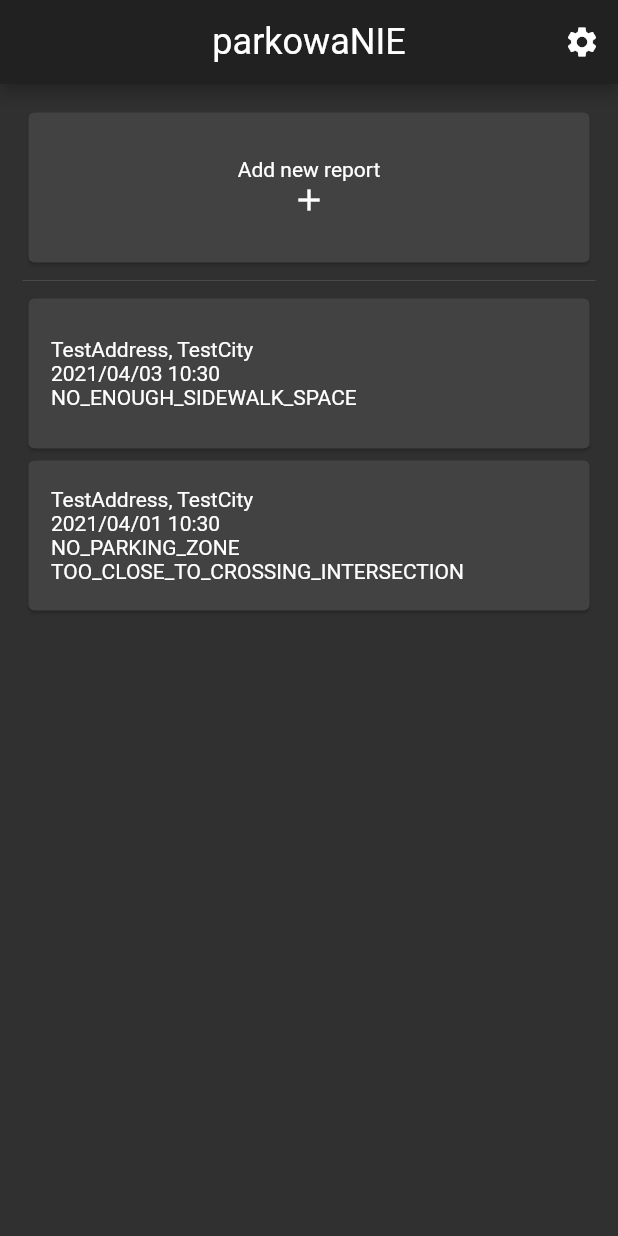
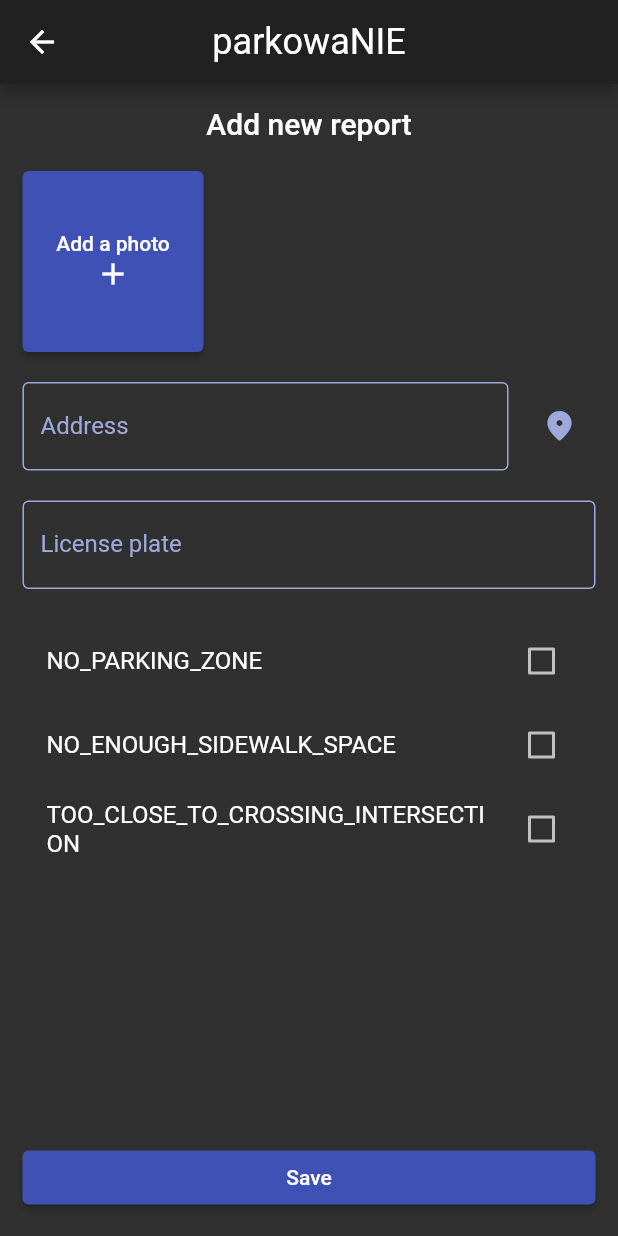
Before and after one commit to Bartor/parkowa-nie, a Flutter app: the screen it shows after launch, after a tap on "Add new report", on a phone screen of 412 x 824 dp. Run offline on Flutter 3.47's test engine with Material 2 defaults, Android fonts, the phone set to English and light mode, and no system bars; our stand-ins replace geocoding, geolocator, image_picker, sembast.

Commit message:
feat: more report creation flow

```diff
--- a/lib/main.dart
+++ b/lib/main.dart
@@ -23,8 +23,16 @@ class App extends StatelessWidget {
       title: 'parkowaNIE',
       theme:
           ThemeData(primarySwatch: Colors.indigo, brightness: Brightness.light),
-      darkTheme: ThemeData(
-        brightness: Brightness.dark,
+      darkTheme:
+          ThemeData(brightness: Brightness.dark, primarySwatch: Colors.indigo)
+              .copyWith(
+        inputDecorationTheme: InputDecorationTheme(
+            enabledBorder: OutlineInputBorder(
+                borderSide: BorderSide(color: Colors.indigo.shade200)),
+            labelStyle: TextStyle(color: Colors.indigo.shade200),
+            focusedBorder: OutlineInputBorder(
+                borderSide:
+                    BorderSide(color: Colors.indigo.shade200, width: 2))),
       ),
       themeMode: ThemeMode.dark,
       home: HomePage(),
--- /dev/null
+++ b/lib/modules/core/common/empty-validator.dart
@@ -0,0 +1,6 @@
+String emptyValidator(String value) {
+  if (value.trim().isEmpty) {
+    return "Cannot be empty";
+  }
+  return null;
+}
--- a/lib/modules/core/model/Offence.dart
+++ b/lib/modules/core/model/Offence.dart
@@ -4,3 +4,9 @@ class OffenceType {
   static const TOO_CLOSE_TO_CROSSING_INTERSECTION =
       'TOO_CLOSE_TO_CROSSING_INTERSECTION';
 }
+
+const OFFENCES = [
+  OffenceType.NO_PARKING_ZONE,
+  OffenceType.NO_ENOUGH_SIDEWALK_SPACE,
+  OffenceType.TOO_CLOSE_TO_CROSSING_INTERSECTION
+];
--- a/lib/modules/core/pages/HomePage.dart
+++ b/lib/modules/core/pages/HomePage.dart
@@ -2,7 +2,8 @@ import 'package:flutter/material.dart';
 import 'package:intl/intl.dart';
 import 'package:parkowa_nie/modules/core/model/Report.dart';
 import 'package:parkowa_nie/modules/core/services/DatabaseService.dart';
-import 'package:parkowa_nie/modules/settings/pages/SettingsPage.dart';
+import 'package:parkowa_nie/modules/core/widgets/Layout.dart';
+import 'package:parkowa_nie/modules/report/pages/CreateReportPage.dart';
 import 'package:provider/provider.dart';
 
 class HomePage extends StatefulWidget {
@@ -13,14 +14,11 @@ class HomePage extends StatefulWidget {
 }
 
 class _HomePageState extends State<HomePage> {
-  Widget _listItem({Widget child}) => Card(
+  Widget _listItem({Widget child, Function onTap}) => Card(
         child: InkWell(
           splashColor: Colors.white60,
-          onTap: () {
-            print('Tapped');
-          },
-          child:
-              Container(height: 100, padding: EdgeInsets.all(15), child: child),
+          onTap: onTap,
+          child: Container(padding: EdgeInsets.all(15), child: child),
         ),
       );
 
@@ -38,13 +36,21 @@ class _HomePageState extends State<HomePage> {
       ));
 
   Widget _newReportButton() => _listItem(
+        onTap: () {
+          Navigator.push(
+              context, MaterialPageRoute(builder: (_) => CreateReportPage()));
+        },
         child: Column(
           mainAxisAlignment: MainAxisAlignment.center,
           crossAxisAlignment: CrossAxisAlignment.stretch,
           children: [
-            Text(
+            Hero(
+              child: Text(
                 'Add new report',
                 textAlign: TextAlign.center,
+                style: Theme.of(context).textTheme.headline6,
+              ),
+              tag: 'text/addNewReport',
             ),
             Icon(Icons.add)
           ],
@@ -52,42 +58,25 @@ class _HomePageState extends State<HomePage> {
       );
   @override
   Widget build(BuildContext context) {
-    return Scaffold(
-        appBar: AppBar(
-          centerTitle: true,
-          title: Hero(
-            child: Text('parkowaNIE',
-                style: Theme.of(context).textTheme.headline5),
-            tag: 'bar/title',
-          ),
-          actions: [
-            IconButton(
-                icon: Icon(Icons.settings),
-                onPressed: () {
-                  Navigator.of(context)
-                      .push(MaterialPageRoute(builder: (_) => SettingsPage()));
-                })
-          ],
-        ),
-        body: Container(
-          padding: EdgeInsets.all(15),
-          child: Column(
+    return Layout(
+      settings: true,
+      body: Column(
         children: [
           _newReportButton(),
           Divider(),
           Expanded(
             child: Consumer<DatabaseService>(
-                  builder: (context, DatabaseService, widget) {
-                    if (DatabaseService == null ||
-                        DatabaseService.reports == null) {
+              builder: (context, databaseService, widget) {
+                if (databaseService == null ||
+                    databaseService.reports == null) {
                   return CircularProgressIndicator();
                 } else {
-                      if (DatabaseService.reports.isEmpty) {
+                  if (databaseService.reports.isEmpty) {
                     return Text('No historic data');
                   } else {
                     return ListView(
                       physics: BouncingScrollPhysics(),
-                          children: DatabaseService.reports
+                      children: databaseService.reports
                           .map((e) => _buildReportCard(report: e))
                           .toList(),
                     );
@@ -98,6 +87,6 @@ class _HomePageState extends State<HomePage> {
           )
         ],
       ),
-        ));
+    );
   }
 }
--- /dev/null
+++ b/lib/modules/core/widgets/Layout.dart
@@ -0,0 +1,37 @@
+import 'package:flutter/cupertino.dart';
+import 'package:flutter/material.dart';
+import 'package:parkowa_nie/modules/settings/pages/SettingsPage.dart';
+
+class Layout extends StatelessWidget {
+  final bool settings;
+  final Widget body;
+  Layout({Key key, this.settings = false, this.body});
+
+  @override
+  Widget build(BuildContext context) {
+    return Scaffold(
+      appBar: AppBar(
+        centerTitle: true,
+        title: Hero(
+          child:
+              Text('parkowaNIE', style: Theme.of(context).textTheme.headline5),
+          tag: 'bar/title',
+        ),
+        actions: settings
+            ? [
+                IconButton(
+                    icon: Icon(Icons.settings),
+                    onPressed: () {
+                      Navigator.of(context).push(
+                          MaterialPageRoute(builder: (_) => SettingsPage()));
+                    })
+              ]
+            : null,
+      ),
+      body: Container(
+        padding: EdgeInsets.all(15),
+        child: body,
+      ),
+    );
+  }
+}
--- /dev/null
+++ b/lib/modules/report/model/ReportPhoto.dart
@@ -0,0 +1,10 @@
+import 'dart:io';
+
+import 'package:image_picker/image_picker.dart';
+
+class ReportPhoto {
+  final File file;
+  final ImageSource source;
+
+  ReportPhoto({this.file, this.source});
+}
--- /dev/null
+++ b/lib/modules/report/pages/CreateReportPage.dart
@@ -0,0 +1,236 @@
+import 'dart:io';
+
+import 'package:flutter/cupertino.dart';
+import 'package:flutter/material.dart';
+import 'package:image_picker/image_picker.dart';
+import 'package:parkowa_nie/modules/core/common/empty-validator.dart';
+import 'package:parkowa_nie/modules/core/model/Offence.dart';
+import 'package:parkowa_nie/modules/core/services/LocationService.dart';
+import 'package:parkowa_nie/modules/core/widgets/Layout.dart';
+import 'package:parkowa_nie/modules/report/model/ReportPhoto.dart';
+import 'package:provider/provider.dart';
+
+class CreateReportPage extends StatefulWidget {
+  @override
+  _CreateReportPageState createState() => _CreateReportPageState();
+}
+
+class _CreateReportPageState extends State<CreateReportPage> {
+  List<ReportPhoto> _photos = [];
+
+  Map<String, bool> _offences = {for (var offence in OFFENCES) offence: false};
+
+  bool _automaticLocation = true;
+  final _formKey = GlobalKey<FormState>();
+  final _addressController = TextEditingController();
+  final _licensePlateController = TextEditingController();
+
+  Future<void> _addPhotoDialog() async {
+    final picker = ImagePicker();
+    final result = await showDialog<ReportPhoto>(
+        context: context,
+        builder: (_) =>
+            SimpleDialog(title: Text('Select photo source'), children: [
+              SimpleDialogOption(
+                child: Row(
+                  children: [
+                    Icon(Icons.camera_alt_rounded),
+                    SizedBox(
+                      width: 10,
+                    ),
+                    Text('Camera')
+                  ],
+                ),
+                onPressed: () async {
+                  final image =
+                      await picker.getImage(source: ImageSource.camera);
+                  if (image == null) {
+                    Navigator.of(context).pop(null);
+                  } else {
+                    Navigator.of(context).pop(ReportPhoto(
+                        file: File(image.path), source: ImageSource.camera));
+                  }
+                },
+              ),
+              SimpleDialogOption(
+                child: Row(
+                  children: [
+                    Icon(Icons.photo_size_select_actual_rounded),
+                    SizedBox(
+                      width: 10,
+                    ),
+                    Text('Gallery')
+                  ],
+                ),
+                onPressed: () async {
+                  final image =
+                      await picker.getImage(source: ImageSource.gallery);
+                  if (image == null) {
+                    Navigator.of(context).pop(null);
+                  } else {
+                    Navigator.of(context).pop(ReportPhoto(
+                        file: File(image.path), source: ImageSource.gallery));
+                  }
+                },
+              )
+            ]));
+
+    if (result != null) {
+      setState(() {
+        _photos.add(result);
+      });
+    }
+  }
+
+  Widget _addNewPhotoButton() {
+    return ElevatedButton(
+        onPressed: _addPhotoDialog,
+        child: Column(
+          mainAxisAlignment: MainAxisAlignment.center,
+          children: [Text('Add a photo'), Icon(Icons.add)],
+        ));
+  }
+
+  Widget _imageButton(ReportPhoto photo) {
+    return Material(
+      shape: RoundedRectangleBorder(borderRadius: BorderRadius.circular(5)),
+      clipBehavior: Clip.hardEdge,
+      color: Colors.transparent,
+      child: Ink.image(
+        image: FileImage(
+          photo.file,
+        ),
+        fit: BoxFit.cover,
+        child: InkWell(
+          splashColor: Colors.white60,
+          onTap: () {
+            print('Photo preview');
+          },
+          onLongPress: () {
+            setState(() {
+              _photos.remove(photo);
+            });
+          },
+        ),
+      ),
+    );
+  }
+
+  Widget _buildImages() => GridView.count(
+        mainAxisSpacing: 10,
+        crossAxisSpacing: 10,
+        physics: BouncingScrollPhysics(),
+        shrinkWrap: true,
+        crossAxisCount: 3,
+        children: [
+          ..._photos.map((photo) => _imageButton(photo)),
+          _addNewPhotoButton()
+        ],
+      );
+
+  Widget _buildForm() => Form(
+      key: _formKey,
+      child: Column(
+        children: [
+          Consumer<LocationService>(builder: (context, location, widget) {
+            if (_automaticLocation &&
+                location != null &&
+                location.fullLocation != null) {
+              _addressController.text =
+                  "${location.fullLocation.placemarks.first.street}, ${location.fullLocation.placemarks.first.locality}";
+            }
+            return Row(
+              children: [
+                Expanded(
+                    child: TextFormField(
+                  validator: emptyValidator,
+                  onTap: () {
+                    setState(() {
+                      _automaticLocation = false;
+                    });
+                  },
+                  controller: _addressController,
+                  decoration: InputDecoration(labelText: 'Address'),
+                )),
+                SizedBox(
+                  width: 10,
+                ),
+                IconButton(
+                    onPressed: () {
+                      FocusScope.of(context).requestFocus(new FocusNode());
+                      setState(() {
+                        _automaticLocation = true;
+                      });
+                    },
+                    iconSize: 24,
+                    color: Colors.indigo.shade200,
+                    icon: Icon(
+                      _automaticLocation
+                          ? Icons.location_on_rounded
+                          : Icons.location_off_rounded,
+                    ))
+              ],
+            );
+          }),
+          SizedBox(
+            height: 20,
+          ),
+          TextFormField(
+            validator: emptyValidator,
+            controller: _licensePlateController,
+            decoration: InputDecoration(labelText: 'License plate'),
+          ),
+        ],
+      ));
+
+  Widget _buildOffenceList() => ListView(
+      physics: BouncingScrollPhysics(),
+      children: OFFENCES
+          .map((e) => CheckboxListTile(
+                activeColor: Colors.indigo.shade200,
+                value: _offences[e],
+                onChanged: (value) {
+                  setState(() {
+                    _offences[e] = value;
+                  });
+                },
+                title: Text(e),
+              ))
+          .toList());
+
+  @override
+  Widget build(BuildContext context) {
+    return Layout(
+      body: Column(
+        crossAxisAlignment: CrossAxisAlignment.stretch,
+        children: [
+          Hero(
+            child: Text(
+              'Add new report',
+              textAlign: TextAlign.center,
+              style: Theme.of(context).textTheme.headline6,
+            ),
+            tag: 'text/addNewReport',
+          ),
+          SizedBox(
+            height: 20,
+          ),
+          _buildImages(),
+          SizedBox(
+            height: 20,
+          ),
+          _buildForm(),
+          SizedBox(
+            height: 20,
+          ),
+          Expanded(child: _buildOffenceList()),
+          ElevatedButton(
+              onPressed: () {
+                if (_formKey.currentState.validate()) {}
+              },
+              child: Text('Save'))
+        ],
+      ),
+    );
+  }
+}
```
Also changed, not shown: lib/modules/report/views/ReportSummaryView.dart (deleted, +0 -53 lines), lib/modules/settings/pages/SettingsPage.dart (+8 -32 lines). Lines whose indentation alone changed are shown as unchanged.
